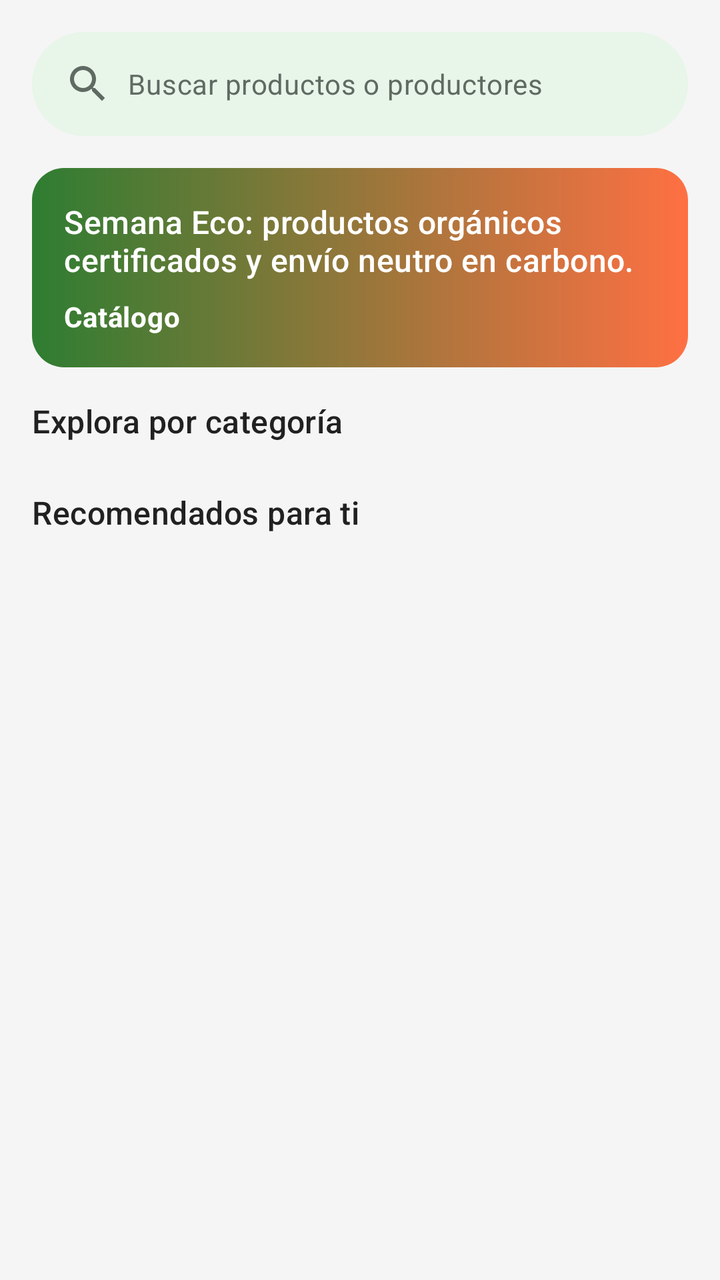
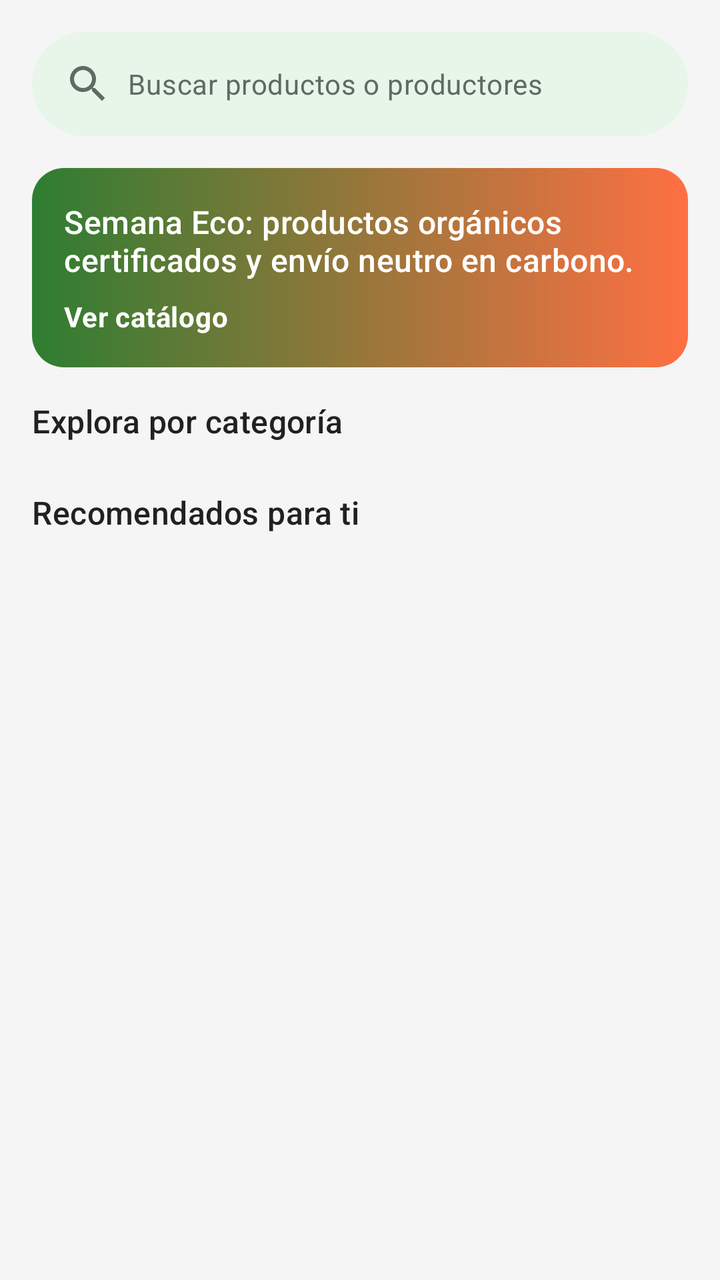

Before-and-after screenshots of an Android layout around one commit, followed by the original layout XML and the change that was made.
<!-- AndroidManifest.xml: application theme Theme.EcoMarket -->
<!-- res/layout/fragment_home.xml -->
<?xml version="1.0" encoding="utf-8"?>
<androidx.core.widget.NestedScrollView xmlns:android="http://schemas.android.com/apk/res/android"
    xmlns:app="http://schemas.android.com/apk/res-auto"
    android:layout_width="match_parent"
    android:layout_height="match_parent">

    <LinearLayout
        android:layout_width="match_parent"
        android:layout_height="wrap_content"
        android:orientation="vertical"
        android:padding="@dimen/space_m">

        <LinearLayout
            android:id="@+id/searchBar"
            android:layout_width="match_parent"
            android:layout_height="52dp"
            android:background="@drawable/bg_search"
            android:clickable="true"
            android:focusable="true"
            android:gravity="center_vertical"
            android:orientation="horizontal"
            android:paddingStart="@dimen/space_m"
            android:paddingEnd="@dimen/space_m">

            <ImageView
                android:layout_width="@dimen/icon_size"
                android:layout_height="@dimen/icon_size"
                android:importantForAccessibility="no"
                android:src="@drawable/ic_search" />

            <TextView
                android:layout_width="wrap_content"
                android:layout_height="wrap_content"
                android:layout_marginStart="@dimen/space_s"
                android:text="@string/home_search_hint"
                android:textAppearance="@style/Text.Body"
                android:textColor="@color/eco_text_secondary" />
        </LinearLayout>

        <LinearLayout
            android:layout_width="match_parent"
            android:layout_height="wrap_content"
            android:layout_marginTop="@dimen/space_m"
            android:background="@drawable/bg_banner"
            android:orientation="vertical"
            android:padding="@dimen/space_m">

            <TextView
                android:layout_width="match_parent"
                android:layout_height="wrap_content"
                android:text="@string/home_promo"
                android:textAppearance="@style/Text.Subtitle"
                android:textColor="@color/eco_white" />

            <TextView
                android:id="@+id/txtSeeOffers"
                android:layout_width="wrap_content"
                android:layout_height="wrap_content"
                android:layout_marginTop="@dimen/space_s"
                android:text="@string/nav_catalog"
                android:textAppearance="@style/Text.Body"
                android:textColor="@color/eco_white"
                android:textStyle="bold" />
        </LinearLayout>

        <TextView
            style="@style/Section.Header"
            android:text="@string/home_categories" />

        <HorizontalScrollView
            android:layout_width="match_parent"
            android:layout_height="wrap_content"
            android:scrollbars="none">

            <com.google.android.material.chip.ChipGroup
                android:id="@+id/chipCategories"
                android:layout_width="wrap_content"
                android:layout_height="wrap_content"
               
                app:singleLine="true" />
        </HorizontalScrollView>

        <TextView
            style="@style/Section.Header"
            android:text="@string/home_recommended" />

        <androidx.recyclerview.widget.RecyclerView
            android:id="@+id/rvRecommended"
            android:layout_width="match_parent"
            android:layout_height="wrap_content"
            android:nestedScrollingEnabled="false" />
    </LinearLayout>
</androidx.core.widget.NestedScrollView>
<!-- resources referenced by this layout -->
<resources>
  <color name="eco_text_secondary">#5F6B62</color>
  <color name="eco_white">#FFFFFF</color>
  <dimen name="icon_size">24dp</dimen>
  <dimen name="space_m">16dp</dimen>
  <dimen name="space_s">8dp</dimen>
  <!-- drawable bg_banner (drawable) -->
  <?xml version="1.0" encoding="utf-8"?>
  <shape xmlns:android="http://schemas.android.com/apk/res/android" android:shape="rectangle">
      <gradient
          android:angle="0"
          android:endColor="@color/eco_orange"
          android:startColor="@color/eco_green" />
      <corners android:radius="@dimen/radius_card" />
  </shape>
  <!-- drawable bg_search (drawable) -->
  <?xml version="1.0" encoding="utf-8"?>
  <shape xmlns:android="http://schemas.android.com/apk/res/android" android:shape="rectangle">
      <solid android:color="@color/eco_green_surface" />
      <corners android:radius="28dp" />
  </shape>
  <!-- drawable ic_search (drawable) -->
  <?xml version="1.0" encoding="utf-8"?>
  <vector xmlns:android="http://schemas.android.com/apk/res/android"
      android:width="24dp"
      android:height="24dp"
      android:tint="?attr/colorControlNormal"
      android:viewportWidth="24"
      android:viewportHeight="24">
      <path
          android:fillColor="@android:color/white"
          android:pathData="M15.5,14h-0.79l-0.28,-0.27C15.41,12.59 16,11.11 16,9.5 16,5.91 13.09,3 9.5,3S3,5.91 3,9.5 5.91,16 9.5,16c1.61,0 3.09,-0.59 4.23,-1.57l0.27,0.28v0.79l5,4.99L20.49,19l-4.99,-5zM9.5,14C7.01,14 5,11.99 5,9.5S7.01,5 9.5,5 14,7.01 14,9.5 11.99,14 9.5,14z" />
  </vector>
  <string name="home_categories">Explora por categoría</string>
  <string name="home_promo">Semana Eco: productos orgánicos certificados y envío neutro en carbono.</string>
  <string name="home_recommended">Recomendados para ti</string>
  <string name="home_search_hint">Buscar productos o productores</string>
  <string name="nav_catalog">Catálogo</string>
  <style name="Section.Header" parent="">
          <item name="android:layout_width">match_parent</item>
          <item name="android:layout_height">wrap_content</item>
          <item name="android:layout_marginTop">@dimen/space_m</item>
          <item name="android:layout_marginBottom">@dimen/space_s</item>
          <item name="android:textAppearance">@style/Text.Subtitle</item>
      </style>
  <style name="Text.Body" parent="TextAppearance.Material3.BodyMedium">
          <item name="android:textSize">@dimen/text_body</item>
          <item name="android:textColor">@color/eco_text_primary</item>
      </style>
  <style name="Text.Subtitle" parent="TextAppearance.Material3.TitleMedium">
          <item name="android:textSize">@dimen/text_subtitle</item>
          <item name="android:fontFamily">sans-serif-medium</item>
          <item name="android:textColor">@color/eco_text_primary</item>
      </style>
  <color name="eco_orange">#FF7043</color>
  <color name="eco_green">#2E7D32</color>
  <dimen name="radius_card">16dp</dimen>
  <color name="eco_green_surface">#E8F5E9</color>
  <dimen name="text_body">14sp</dimen>
  <color name="eco_text_primary">#212121</color>
  <dimen name="text_subtitle">16sp</dimen>
  <color name="eco_green_light">#A5D6A7</color>
  <color name="eco_green_dark">#1B5E20</color>
  <color name="eco_background">#FFFFFF</color>
  <color name="eco_gray_border">#D5DBD6</color>
  <color name="eco_error">#C62828</color>
  <color name="eco_gray_light">#F5F5F5</color>
  <!-- unchanged entries left out for length: 1 -->
</resources>

<!-- the commit's change to res/layout/fragment_home.xml (unified diff, before → after) -->
@@ -57,7 +57,7 @@
                 android:layout_width="wrap_content"
                 android:layout_height="wrap_content"
                 android:layout_marginTop="@dimen/space_s"
-                android:text="@string/nav_catalog"
+                android:text="@string/home_see_catalog"
                 android:textAppearance="@style/Text.Body"
                 android:textColor="@color/eco_white"
                 android:textStyle="bold" />
<!-- resource entries referenced after the edit -->
@@ -36,7 +36,7 @@
   <string name="home_promo">Semana Eco: productos orgánicos certificados y envío neutro en carbono.</string>
   <string name="home_recommended">Recomendados para ti</string>
   <string name="home_search_hint">Buscar productos o productores</string>
-  <string name="nav_catalog">Catálogo</string>
+  <string name="home_see_catalog">Ver catálogo</string>
   <style name="Section.Header" parent="">
           <item name="android:layout_width">match_parent</item>
           <item name="android:layout_height">wrap_content</item>
